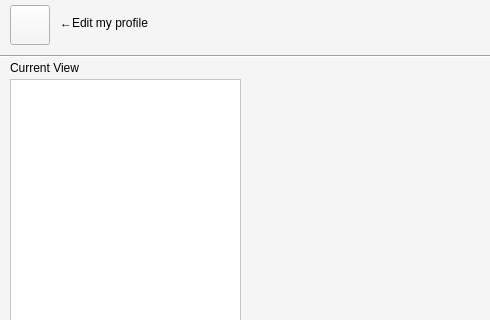
Above: client/ui/mainwindow.ui from pechpo/What-s-up before the change; both pictures show x 0 to 490 and y 0 to 320 of the 800 by 640 pixel window. Below: the same form after it.
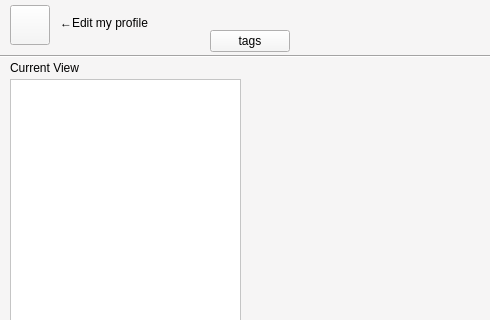
That is the form after the change. Icons and pictures are not drawn.

Patch:
```diff
--- a/client/ui/mainwindow.ui
+++ b/client/ui/mainwindow.ui
@@ -203,6 +203,19 @@
      <string>←Edit my profile</string>
     </property>
    </widget>
+   <widget class="QPushButton" name="tagsButton">
+    <property name="geometry">
+     <rect>
+      <x>210</x>
+      <y>30</y>
+      <width>80</width>
+      <height>22</height>
+     </rect>
+    </property>
+    <property name="text">
+     <string>tags</string>
+    </property>
+   </widget>
   </widget>
  </widget>
  <resources/>
```
